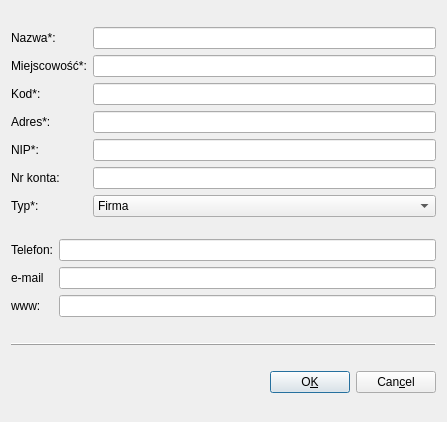
First picture: the form in ui/Buyers.ui, repository juliagoda/qfaktury, before the edit.
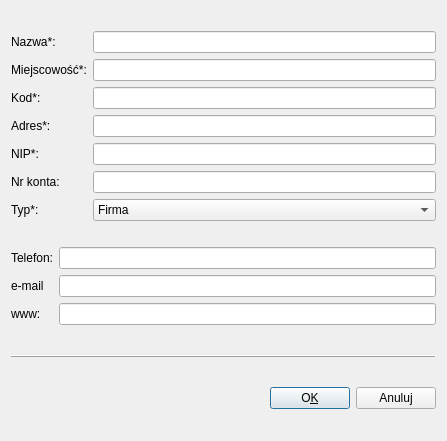
Second picture: the form after the edit.

What changed in the file:
```diff
--- a/ui/Buyers.ui
+++ b/ui/Buyers.ui
@@ -7,7 +7,7 @@
     <x>0</x>
     <y>0</y>
     <width>447</width>
-    <height>422</height>
+    <height>441</height>
    </rect>
   </property>
   <property name="windowTitle">
@@ -246,7 +246,7 @@
      <item>
       <widget class="QPushButton" name="cancelButton">
        <property name="text">
-        <string>Can&amp;cel</string>
+        <string>Anuluj</string>
        </property>
        <property name="shortcut">
         <string>Alt+C</string>
```
